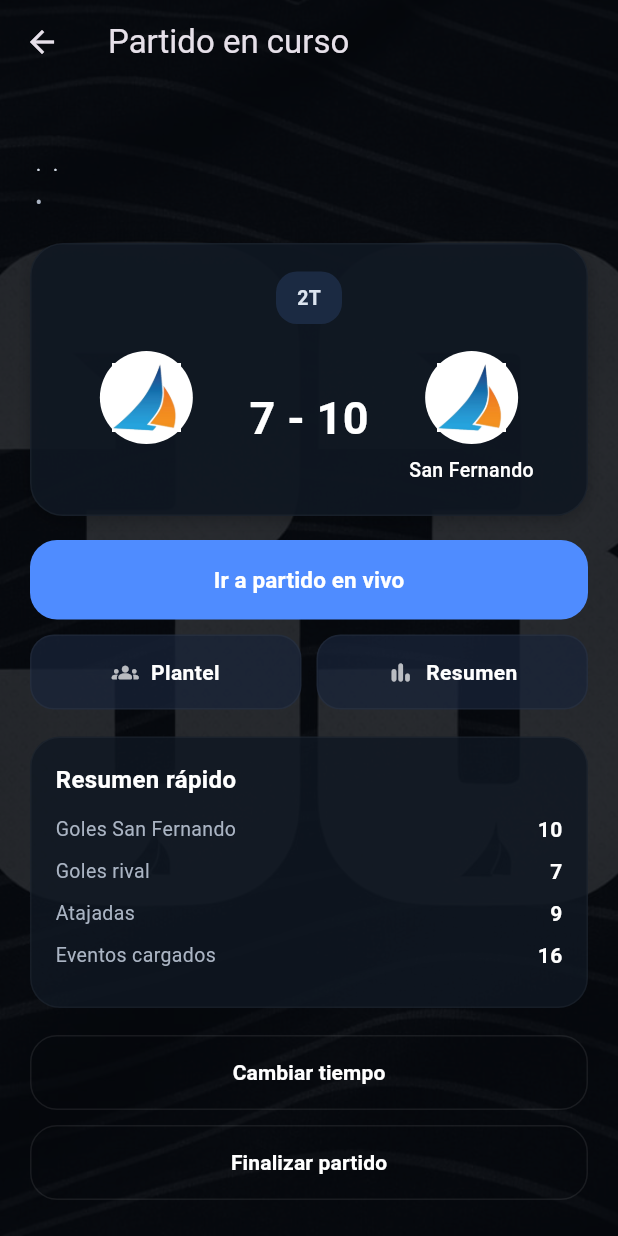
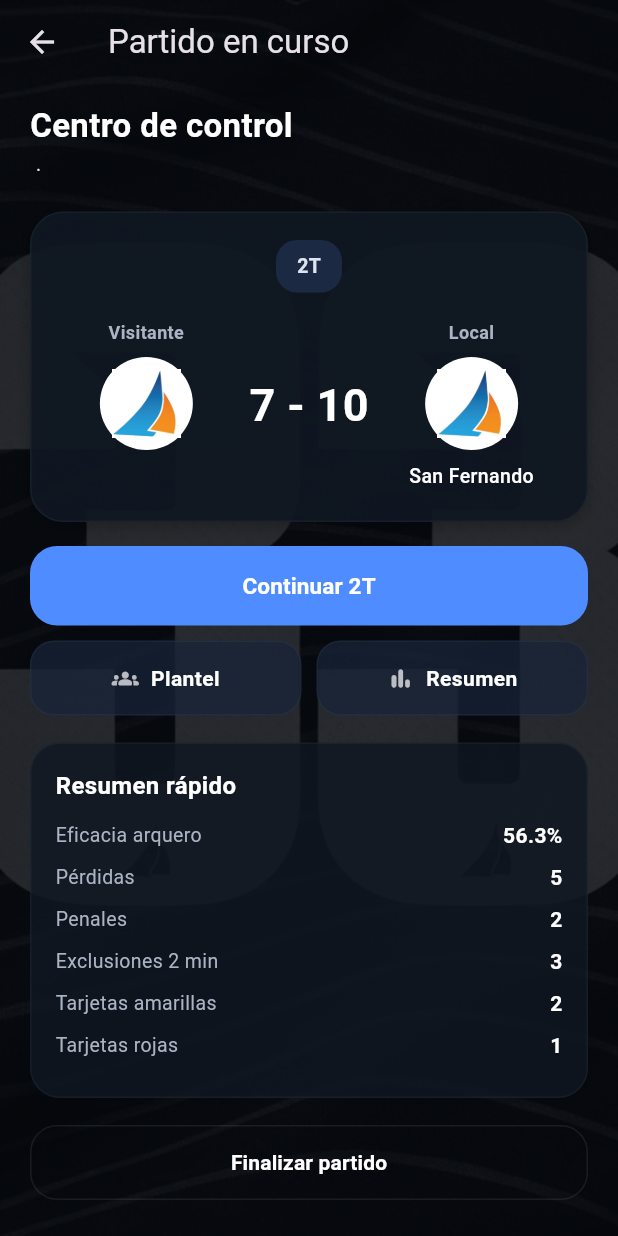
Before and after one commit to galantesaa/handball_app, a Flutter app: the PartidoEnJuegoScreen screen opened directly with empty values, on a phone screen of 412 x 824 dp. Run offline on Flutter 3.47's test engine with Material 3 defaults, Android fonts, the phone set to English and light mode, and no system bars.

Commit message:
mejorando el centro de control

```diff
--- a/lib/main.dart
+++ b/lib/main.dart
@@ -1226,9 +1226,7 @@ class FixtureScreen extends StatelessWidget {
 }
 
 /// Pantalla intermedia: centro de control del partido.
-/// Más adelante va a evolucionar antes de ir a "partido en vivo".
-/// Pantalla intermedia: centro de control del partido.
-/// Desde acá se ve el estado general y se entra al módulo de carga en vivo.
+/// Desde acá se ve el estado general, el tanteador y se entra al módulo en vivo.
 class PartidoEnJuegoScreen extends StatefulWidget {
   final Map<String, dynamic> partido;
 
@@ -1242,20 +1240,45 @@ class PartidoEnJuegoScreen extends StatefulWidget {
 }
 
 class _PartidoEnJuegoScreenState extends State<PartidoEnJuegoScreen> {
-  /// Estado mock actual del partido.
-  /// Más adelante esto va a venir de datos reales.
+  // =========================
+  // DATOS MOCK DEL PARTIDO
+  // =========================
+
+  /// Tanteador actual mock.
   int golesSanFernando = 10;
   int golesRival = 7;
+
+  /// Métricas mock del resumen.
   int atajadas = 9;
-  int eventosCargados = 16;
-
-  /// Tiempo actual del partido.
-  String tiempoActual = '2T';
+  int golesRecibidos = 7;
+  int perdidas = 5;
+
+  /// Exclusiones temporales (2 minutos).
+  int exclusiones2Min = 3;
+
+  /// Amarilla: advertencia.
+  int amarillas = 2;
+
+  /// Rojas: exclusión definitiva del partido.
+  int rojas = 1;
+
+    /// Penales cobrados en contra o a favor.
+  int penales = 2;
+
+  /// Estado actual del partido.
+  /// Valores posibles mock:
+  /// - no_iniciado
+  /// - primer_tiempo
+  /// - entretiempo
+  /// - segundo_tiempo
+  /// - finalizado
+  String estadoPartido = 'segundo_tiempo';
 
   @override
   Widget build(BuildContext context) {
     final bool somosLocales = widget.partido['condicion'] == 'Local';
 
+    // El lado izquierdo y derecho dependen de la condición.
     final String nombreIzquierda =
         somosLocales ? 'San Fernando' : widget.partido['rival'];
     final String nombreDerecha =
@@ -1273,7 +1296,7 @@ class _PartidoEnJuegoScreenState extends State<PartidoEnJuegoScreen> {
       ),
       body: Stack(
         children: [
-          // Fondo
+          // Fondo general
           Positioned.fill(
             child: Image.asset(
               'assets/images/fondohd.jpeg',
@@ -1282,7 +1305,7 @@ class _PartidoEnJuegoScreenState extends State<PartidoEnJuegoScreen> {
             ),
           ),
 
-          // Oscurecedor
+          // Overlay oscuro
           Positioned.fill(
             child: Container(
               color: const Color(0xFF05080D).withOpacity(0.86),
@@ -1308,9 +1331,9 @@ class _PartidoEnJuegoScreenState extends State<PartidoEnJuegoScreen> {
                   const SizedBox(height: 16),
 
                   _buildPrimaryAction(
-                    text: 'Ir a partido en vivo',
+                    text: _getPrimaryActionText(),
                     onTap: () {
-                      debugPrint('Ir a partido en vivo');
+                      debugPrint(_getPrimaryActionText());
                     },
                   ),
 
@@ -1347,23 +1370,6 @@ class _PartidoEnJuegoScreenState extends State<PartidoEnJuegoScreen> {
                   const SizedBox(height: 18),
 
                   _buildOutlinedAction(
-                    text: 'Cambiar tiempo',
-                    onTap: () {
-                      setState(() {
-                        if (tiempoActual == '1T') {
-                          tiempoActual = '2T';
-                        } else if (tiempoActual == '2T') {
-                          tiempoActual = 'Final';
-                        } else {
-                          tiempoActual = '1T';
-                        }
-                      });
-                    },
-                  ),
-
-                  const SizedBox(height: 10),
-
-                  _buildOutlinedAction(
                     text: 'Finalizar partido',
                     onTap: () {
                       debugPrint('Finalizar partido');
@@ -1378,14 +1384,20 @@ class _PartidoEnJuegoScreenState extends State<PartidoEnJuegoScreen> {
     );
   }
 
-  /// Header contextual del centro de control.
+  // =========================
+  // HEADER SUPERIOR
+  // =========================
+
+  /// Encabezado contextual del centro de control.
+  /// Sacamos el nombre grande del rival porque ya aparece en el tanteador.
+  /// sacamos fecha y hora, solo dejamos centro de control y ruta
   Widget _buildControlHeader() {
   return Column(
     crossAxisAlignment: CrossAxisAlignment.start,
     children: [
-        Text(
-          widget.partido['rival'],
-          style: const TextStyle(
+      const Text(
+        'Centro de control',
+        style: TextStyle(
           fontSize: 22,
           fontWeight: FontWeight.w700,
           color: Colors.white,
@@ -1393,31 +1405,31 @@ class _PartidoEnJuegoScreenState extends State<PartidoEnJuegoScreen> {
       ),
       const SizedBox(height: 4),
       Text(
-          '${widget.partido['categoria']} · ${widget.partido['torneo']} · ${widget.partido['condicion']}',
+        '${widget.partido['categoria']} · ${widget.partido['torneo']}',
         style: const TextStyle(
           fontSize: 14,
           color: Color(0xFFD4DCE7),
         ),
       ),
-        const SizedBox(height: 2),
-        Text(
-          '${widget.partido['fecha']} • ${widget.partido['hora']}',
-          style: const TextStyle(
-            fontSize: 13,
-            color: Color(0xFFAAB4C3),
-          ),
-        ),
-      ],
-    );
-  }
-
-  /// Card principal del marcador.
+    ],
+  );
+}
+
+  // =========================
+  // TANTEADOR PRINCIPAL
+  // =========================
+
   Widget _buildScoreCard({
   required String nombreIzquierda,
   required String nombreDerecha,
   required int golesIzquierda,
   required int golesDerecha,
 }) {
+  final bool somosLocales = widget.partido['condicion'] == 'Local';
+
+  final String condicionIzquierda = somosLocales ? 'Local' : 'Visitante';
+  final String condicionDerecha = somosLocales ? 'Visitante' : 'Local';
+
   return Container(
     width: double.infinity,
     padding: const EdgeInsets.fromLTRB(18, 18, 18, 20),
@@ -1439,7 +1451,7 @@ class _PartidoEnJuegoScreenState extends State<PartidoEnJuegoScreen> {
       children: [
         Align(
           alignment: Alignment.topCenter,
-            child: _buildTimeChip(tiempoActual),
+          child: _buildTimeChip(_getTimeChipText()),
         ),
         const SizedBox(height: 18),
         Row(
@@ -1447,6 +1459,7 @@ class _PartidoEnJuegoScreenState extends State<PartidoEnJuegoScreen> {
             Expanded(
               child: _buildTeamSide(
                 nombre: nombreIzquierda,
+                condicion: condicionIzquierda,
                 assetPath: 'assets/images/san_fernando.png',
               ),
             ),
@@ -1464,6 +1477,7 @@ class _PartidoEnJuegoScreenState extends State<PartidoEnJuegoScreen> {
             Expanded(
               child: _buildTeamSide(
                 nombre: nombreDerecha,
+                condicion: condicionDerecha,
                 assetPath: 'assets/images/san_fernando.png',
               ),
             ),
@@ -1474,13 +1488,23 @@ class _PartidoEnJuegoScreenState extends State<PartidoEnJuegoScreen> {
   );
 }
 
-  /// Bloque lateral de cada equipo en el marcador.
   Widget _buildTeamSide({
   required String nombre,
+  required String condicion,
   required String assetPath,
 }) {
   return Column(
     children: [
+      Text(
+        condicion,
+        textAlign: TextAlign.center,
+        style: const TextStyle(
+          color: Color(0xFFAAB4C3),
+          fontSize: 12,
+          fontWeight: FontWeight.w600,
+        ),
+      ),
+      const SizedBox(height: 8),
       Container(
         width: 62,
         height: 62,
@@ -1510,7 +1534,6 @@ class _PartidoEnJuegoScreenState extends State<PartidoEnJuegoScreen> {
   );
 }
 
-  /// Chip del tiempo actual.
   Widget _buildTimeChip(String text) {
     return Container(
       padding: const EdgeInsets.symmetric(horizontal: 14, vertical: 8),
@@ -1529,7 +1552,44 @@ class _PartidoEnJuegoScreenState extends State<PartidoEnJuegoScreen> {
     );
   }
 
-  /// Botón principal azul.
+  // =========================
+  // BOTÓN PRINCIPAL DINÁMICO
+  // =========================
+
+  String _getPrimaryActionText() {
+    switch (estadoPartido) {
+      case 'no_iniciado':
+        return 'Iniciar 1T';
+      case 'primer_tiempo':
+        return 'Continuar 1T';
+      case 'entretiempo':
+        return 'Iniciar 2T';
+      case 'segundo_tiempo':
+        return 'Continuar 2T';
+      case 'finalizado':
+        return 'Ver resumen final';
+      default:
+        return 'Ir a partido en vivo';
+    }
+  }
+
+  String _getTimeChipText() {
+    switch (estadoPartido) {
+      case 'no_iniciado':
+        return 'Previo';
+      case 'primer_tiempo':
+        return '1T';
+      case 'entretiempo':
+        return 'Entretiempo';
+      case 'segundo_tiempo':
+        return '2T';
+      case 'finalizado':
+        return 'Final';
+      default:
+        return 'En juego';
+    }
+  }
+
   Widget _buildPrimaryAction({
     required String text,
     required VoidCallback onTap,
@@ -1558,7 +1618,10 @@ class _PartidoEnJuegoScreenState extends State<PartidoEnJuegoScreen> {
     );
   }
 
-  /// Botones chicos intermedios.
+  // =========================
+  // ACCIONES SECUNDARIAS
+  // =========================
+
   Widget _buildMiniAction({
     required String text,
     required IconData icon,
@@ -1594,68 +1657,6 @@ class _PartidoEnJuegoScreenState extends State<PartidoEnJuegoScreen> {
     );
   }
 
-  /// Resumen preliminar del partido actual.
-  Widget _buildQuickSummaryCard() {
-    return Container(
-      width: double.infinity,
-      padding: const EdgeInsets.all(16),
-      decoration: BoxDecoration(
-        color: const Color(0xFF0F1722).withOpacity(0.82),
-        borderRadius: BorderRadius.circular(20),
-        border: Border.all(
-          color: Colors.white.withOpacity(0.04),
-        ),
-      ),
-      child: Column(
-        crossAxisAlignment: CrossAxisAlignment.start,
-        children: [
-          const Text(
-            'Resumen rápido',
-            style: TextStyle(
-              color: Colors.white,
-              fontSize: 16,
-              fontWeight: FontWeight.w700,
-            ),
-          ),
-          const SizedBox(height: 12),
-          _buildSummaryRow('Goles San Fernando', '$golesSanFernando'),
-          _buildSummaryRow('Goles rival', '$golesRival'),
-          _buildSummaryRow('Atajadas', '$atajadas'),
-          _buildSummaryRow('Eventos cargados', '$eventosCargados'),
-        ],
-      ),
-    );
-  }
-
-  /// Fila simple del resumen.
-  Widget _buildSummaryRow(String label, String value) {
-    return Padding(
-      padding: const EdgeInsets.only(bottom: 8),
-      child: Row(
-        children: [
-          Expanded(
-            child: Text(
-              label,
-              style: const TextStyle(
-                color: Color(0xFFAAB4C3),
-                fontSize: 13,
-              ),
-            ),
-          ),
-          Text(
-            value,
-            style: const TextStyle(
-              color: Colors.white,
-              fontSize: 14,
-              fontWeight: FontWeight.w700,
-            ),
-          ),
-        ],
-      ),
-    );
-  }
-
-  /// Botón outlined.
   Widget _buildOutlinedAction({
     required String text,
     required VoidCallback onTap,
@@ -1684,6 +1685,79 @@ class _PartidoEnJuegoScreenState extends State<PartidoEnJuegoScreen> {
       ),
     );
   }
+
+  // =========================
+  // RESUMEN RÁPIDO
+  // =========================
+
+  /// Resumen mock más útil a nivel diseño y concepto.
+  Widget _buildQuickSummaryCard() {
+  final double eficaciaArquero = (atajadas + golesRecibidos) == 0
+      ? 0
+      : (atajadas / (atajadas + golesRecibidos)) * 100;
+
+  return Container(
+    width: double.infinity,
+    padding: const EdgeInsets.all(16),
+    decoration: BoxDecoration(
+      color: const Color(0xFF0F1722).withOpacity(0.82),
+      borderRadius: BorderRadius.circular(20),
+      border: Border.all(
+        color: Colors.white.withOpacity(0.04),
+      ),
+    ),
+    child: Column(
+      crossAxisAlignment: CrossAxisAlignment.start,
+      children: [
+        const Text(
+          'Resumen rápido',
+          style: TextStyle(
+            color: Colors.white,
+            fontSize: 16,
+            fontWeight: FontWeight.w700,
+          ),
+        ),
+        const SizedBox(height: 12),
+        _buildSummaryRow(
+          'Eficacia arquero',
+          '${eficaciaArquero.toStringAsFixed(1)}%',
+        ),
+        _buildSummaryRow('Pérdidas', '$perdidas'),
+        _buildSummaryRow('Penales', '$penales'),
+        _buildSummaryRow('Exclusiones 2 min', '$exclusiones2Min'),
+        _buildSummaryRow('Tarjetas amarillas', '$amarillas'),
+        _buildSummaryRow('Tarjetas rojas', '$rojas'),
+      ],
+    ),
+  );
+}
+
+  Widget _buildSummaryRow(String label, String value) {
+    return Padding(
+      padding: const EdgeInsets.only(bottom: 8),
+      child: Row(
+        children: [
+          Expanded(
+            child: Text(
+              label,
+              style: const TextStyle(
+                color: Color(0xFFAAB4C3),
+                fontSize: 13,
+              ),
+            ),
+          ),
+          Text(
+            value,
+            style: const TextStyle(
+              color: Colors.white,
+              fontSize: 14,
+              fontWeight: FontWeight.w700,
+            ),
+          ),
+        ],
+      ),
+    );
+  }
 }
 
 /// Placeholder de partidos jugados.
```
Also changed, not shown: 1 other file. Lines whose indentation alone changed are shown as unchanged.
